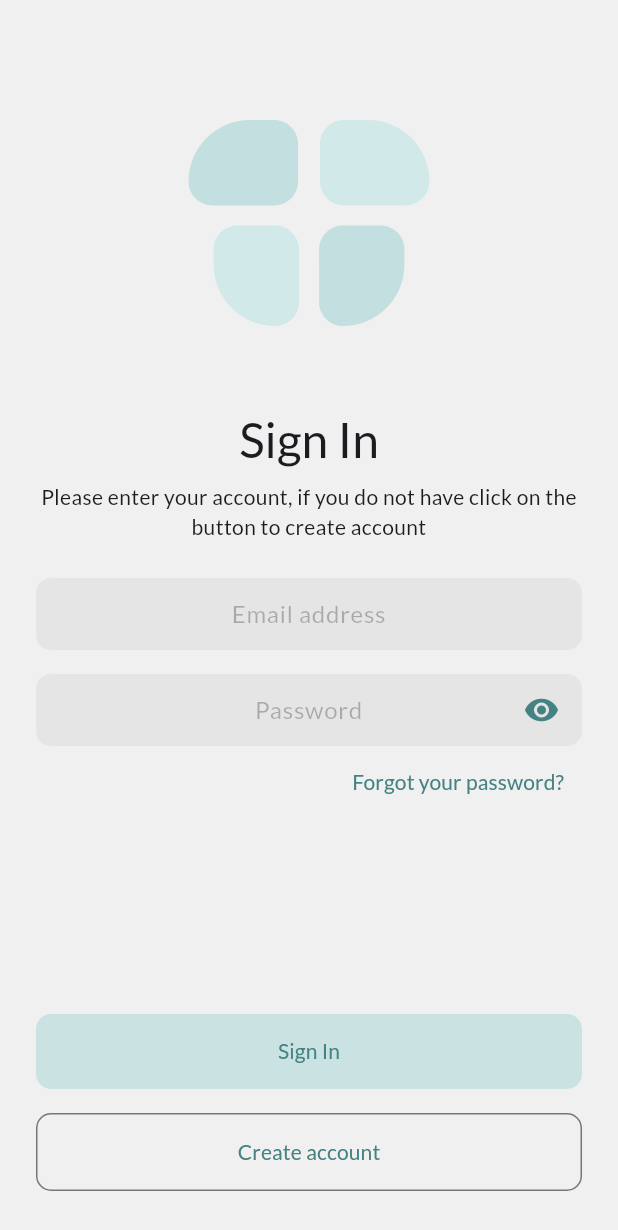
After one commit to carlitosxx/new_vgp, a Flutter app: the screen it shows after launch, after a tap on "Siguiente", on a phone screen of 412 x 824 dp. The commit adds this screen. Shown: the top 1230 px of the screen. Run offline on Flutter 3.47's test engine with Material 2 defaults, Android fonts, the phone set to English and light mode, and no system bars; our stand-ins replace flutter_riverpod, flutter_svg, go_router, google_fonts, i18n_extension.

Commit message:
feat:sign in

```diff
--- /dev/null
+++ b/lib/src/presentation/pages/auth/auth.i18n.dart
@@ -0,0 +1,66 @@
+import 'package:i18n_extension/i18n_extension.dart';
+
+const kButtonSignIn = 'kButtonSignIn';
+const kSignIn = 'kSignIn';
+const kSignInMessage = 'kSignInMessage';
+const kHintEmail = 'kHintEmail';
+const kHintPassword = 'kHintPassword';
+const kForgotPassword = 'kForgotPassword';
+const kDontHaveAccount = 'kDontHaveAccount';
+const kCreateAccount = 'kCreateAccount';
+
+/// This extension method contains all
+/// the strings for the view
+extension SplashStrings on String {
+  static const _t = Translations.from("en_us", {
+    kButtonSignIn: {
+      "en_us": "Sign In",
+      "es_es": "Iniciar Sesion",
+    },
+    kSignIn: {
+      "en_us": "Sign In",
+      "es_es": "Iniciar Sesion",
+    },
+    kSignInMessage: {
+      "en_us":
+          "Please enter your account, if you do not have click on the button to create account",
+      "es_es":
+          "Por favor ingrese su cuenta, si no tiene haga click en el boton crear una cuenta",
+    },
+    kHintEmail: {
+      "en_us": "Email address",
+      "es_es": "Correo electronico",
+    },
+    kHintPassword: {
+      "en_us": "Password",
+      "es_es": "Contraseña",
+    },
+    kForgotPassword: {
+      "en_us": "Forgot your password?",
+      "es_es": "Olvido su contraseña?",
+    },
+    kDontHaveAccount: {
+      "en_us": "Don't have an account?",
+      "es_es": "No tienes una cuenta?",
+    },
+    kCreateAccount: {
+      "en_us": "Create account",
+      "es_es": "Crear una cuenta",
+    },
+  });
+
+  /// Getter to translate the string
+  String get i18n => localize(this, _t);
+
+  /// Method for interpolating strings
+  String fill(List<Object> params) => localizeFill(this, params);
+
+  /// Method for pluralizing strings
+  String plural(int value) => localizePlural(value, this, _t);
+
+  /// Method for creating custom modifiers according to any conditions
+  String version(Object modifier) => localizeVersion(modifier, this, _t);
+
+  /// Method for retrieving all the custom modifiers
+  Map<String?, String> allVersions() => localizeAllVersions(this, _t);
+}
--- /dev/null
+++ b/lib/src/presentation/pages/auth/auth.page.dart
@@ -0,0 +1,12 @@
+import 'package:flutter/material.dart';
+import 'package:new_vgp/src/presentation/pages/auth/views/signin_phone.view.dart';
+
+class AuthPage extends StatelessWidget {
+  const AuthPage({super.key});
+
+  @override
+  Widget build(BuildContext context) {
+    /// Agregar logica para cada plataforma
+    return const SignInPhoneView();
+  }
+}
--- /dev/null
+++ b/lib/src/presentation/pages/auth/views/register_phone.view.dart
@@ -0,0 +1,12 @@
+import 'package:flutter/material.dart';
+
+class RegisterPhoneView extends StatelessWidget {
+  const RegisterPhoneView({super.key});
+
+  @override
+  Widget build(BuildContext context) {
+    return Scaffold(
+      appBar: AppBar(),
+    );
+  }
+}
--- /dev/null
+++ b/lib/src/presentation/pages/auth/views/signin_phone.view.dart
@@ -0,0 +1,132 @@
+import 'package:flutter/material.dart';
+import 'package:flutter_riverpod/flutter_riverpod.dart';
+import 'package:flutter_svg/flutter_svg.dart';
+import 'package:new_vgp/src/presentation/pages/auth/auth.i18n.dart';
+import 'package:new_vgp/src/presentation/routes/routes.dart';
+import 'package:new_vgp/src/presentation/widgets/button.widget.dart';
+import 'package:new_vgp/src/presentation/widgets/textfield.widget.dart';
+
+class SignInPhoneView extends ConsumerStatefulWidget {
+  const SignInPhoneView({super.key});
+
+  @override
+  SignInPhoneViewState createState() => SignInPhoneViewState();
+}
+
+class SignInPhoneViewState extends ConsumerState<SignInPhoneView> {
+  //Controllers
+  final email = TextEditingController();
+  final password = TextEditingController();
+  bool termAndConditionsCheckbox = false;
+  final heightSpacerBar = const Size.fromHeight(kToolbarHeight).height;
+  @override
+  Widget build(BuildContext context) {
+    const assetBrand = 'assets/svg/logo/logo.svg';
+    final widthBrand = MediaQuery.of(context).size.width / 3;
+    return GestureDetector(
+      behavior: HitTestBehavior.translucent,
+      onTap: () {
+        primaryFocus?.unfocus();
+      },
+      child: Scaffold(
+        body: CustomScrollView(
+          physics: const ClampingScrollPhysics(),
+          slivers: [
+            SliverToBoxAdapter(
+              child: Padding(
+                padding: const EdgeInsets.all(24),
+                child: Column(
+                  children: [
+                    Container(
+                      padding: EdgeInsets.only(
+                        top: heightSpacerBar,
+                        bottom: heightSpacerBar,
+                      ),
+                      child: SvgPicture.asset(
+                        assetBrand,
+                        height: widthBrand,
+                      ),
+                    ),
+                    //Title
+                    Text(
+                      kSignIn.i18n,
+                      style: Theme.of(context)
+                          .textTheme
+                          .headlineLarge!
+                          .copyWith(
+                              fontWeight: FontWeight.w500,
+                              color:
+                                  Theme.of(context).colorScheme.onBackground),
+                    ),
+                    const SizedBox(height: 8),
+                    //Message
+                    Text(
+                      kSignInMessage.i18n,
+                      textAlign: TextAlign.center,
+                      style: Theme.of(context).textTheme.bodyMedium!.copyWith(
+                          color: Theme.of(context).colorScheme.onBackground),
+                    ),
+
+                    const SizedBox(
+                      height: 24,
+                    ),
+                    //Textfield email
+                    TextfieldWidget(
+                        controller: email,
+                        inputType: TextInputType.emailAddress,
+                        isPassword: false,
+                        hint: kHintEmail.i18n),
+                    const SizedBox(
+                      height: 16,
+                    ),
+                    //Textfield password
+                    TextfieldWidget(
+                        controller: password,
+                        inputType: TextInputType.emailAddress,
+                        isPassword: true,
+                        hint: kHintPassword.i18n),
+                    Align(
+                      alignment: Alignment.centerRight,
+                      child: TextButton(
+                        onPressed: () {},
+                        child: Text(kForgotPassword.i18n),
+                      ),
+                    ),
+                  ],
+                ),
+              ),
+            ),
+          ],
+        ),
+        bottomNavigationBar: Container(
+          padding: const EdgeInsets.fromLTRB(24, 0, 24, 24),
+          height: 148,
+          child: Column(
+            children: [
+              SizedBox(
+                width: double.infinity,
+                child: ButtonWidget(
+                  text: kButtonSignIn.i18n,
+                  isPrimary: true,
+                  onButtonClick: () {},
+                ),
+              ),
+              const SizedBox(
+                height: 16,
+              ),
+              SizedBox(
+                  width: double.infinity,
+                  child: ButtonWidget(
+                    text: kCreateAccount.i18n,
+                    isPrimary: false,
+                    onButtonClick: () {
+                      ref.read(appRouterProvider).pushNamed('register');
+                    },
+                  )),
+            ],
+          ),
+        ),
+      ),
+    );
+  }
+}
--- a/lib/src/presentation/pages/splash/views/splash_phone.view.dart
+++ b/lib/src/presentation/pages/splash/views/splash_phone.view.dart
@@ -1,13 +1,15 @@
 import 'package:flutter/material.dart';
+import 'package:flutter_riverpod/flutter_riverpod.dart';
 import 'package:google_fonts/google_fonts.dart';
 import 'package:new_vgp/src/presentation/pages/splash/splash.i18n.dart';
 import 'package:flutter_svg/flutter_svg.dart';
+import 'package:new_vgp/src/presentation/routes/routes.dart';
 
-class SplashPhoneView extends StatelessWidget {
+class SplashPhoneView extends ConsumerWidget {
   const SplashPhoneView({super.key});
 
   @override
-  Widget build(BuildContext context) {
+  Widget build(BuildContext context, WidgetRef ref) {
     const String assetBrand = 'assets/svg/logo/logo.svg';
     return Scaffold(
       backgroundColor: const Color(0xFF4E9090),
@@ -32,6 +34,12 @@ class SplashPhoneView extends StatelessWidget {
                 ),
               ),
             ),
+            TextButton(
+                onPressed: () {
+                  ref.read(appRouterProvider).goNamed('auth');
+                  // ref.read(appRouterProvider).pushNamed('auth');
+                },
+                child: Text('Siguiente'))
           ],
         ),
       ),
--- a/lib/src/presentation/routes/routes.dart
+++ b/lib/src/presentation/routes/routes.dart
@@ -1,6 +1,8 @@
 import 'package:flutter_riverpod/flutter_riverpod.dart';
 import 'package:go_router/go_router.dart';
 import 'package:i18n_extension/i18n_widget.dart';
+import 'package:new_vgp/src/presentation/pages/auth/auth.page.dart';
+import 'package:new_vgp/src/presentation/pages/auth/views/register_phone.view.dart';
 import 'package:new_vgp/src/presentation/pages/splash/splash.page.dart';
 
 final appRouterProvider = Provider<GoRouter>((ref) {
@@ -9,5 +11,15 @@ final appRouterProvider = Provider<GoRouter>((ref) {
       path: '/',
       builder: (context, state) => I18n(child: const SplashPage()),
     ),
+    GoRoute(
+      name: 'auth',
+      path: '/auth',
+      builder: (context, state) => I18n(child: const AuthPage()),
+    ),
+    GoRoute(
+      name: 'register',
+      path: '/register',
+      builder: (context, state) => I18n(child: const RegisterPhoneView()),
+    )
   ]);
 });
--- a/lib/src/presentation/theme/color_schemes.dart
+++ b/lib/src/presentation/theme/color_schemes.dart
@@ -2,9 +2,11 @@ import 'package:flutter/material.dart';
 
 const lightColorScheme = ColorScheme(
   brightness: Brightness.light,
-  primary: Color(0xFF6750A4),
+  // primary: Color(0xFF6750A4),
+  primary: Color(0xFF458282),
   onPrimary: Color(0xFFF1F0F1),
-  primaryContainer: Color(0xFFEADDFF),
+  // primaryContainer: Color(0xFFEADDFF),
+  primaryContainer: Color(0xFFCAE2E2),
   onPrimaryContainer: Color(0xFF21005D),
   secondary: Color(0xFF625B71),
   onSecondary: Color(0xFFFFFFFF),
@@ -36,9 +38,12 @@ const lightColorScheme = ColorScheme(
 
 const darkColorScheme = ColorScheme(
   brightness: Brightness.dark,
-  primary: Color(0xFFD0BCFF),
+  primary: Color(0xFFE6F1F1),
+  // primary: Color(0xFFFFFFFF),
   onPrimary: Color(0xFF381E72),
-  primaryContainer: Color(0xFF4F378B),
+  primaryContainer: Color(0xFF4D9090),
+  // primaryContainer: Color(0xFF4F378B),
+  // onPrimaryContainer: Color(0xFFFFFFFF),
   onPrimaryContainer: Color(0xFFEADDFF),
   secondary: Color(0xFFCCC2DC),
   onSecondary: Color(0xFF332D41),
--- /dev/null
+++ b/lib/src/presentation/widgets/button.widget.dart
@@ -0,0 +1,41 @@
+import 'package:flutter/material.dart';
+
+class ButtonWidget extends StatelessWidget {
+  const ButtonWidget({
+    required this.text,
+    required this.isPrimary,
+    this.onButtonClick,
+    super.key,
+  });
+  final String text;
+  final bool isPrimary;
+  final void Function()? onButtonClick;
+  @override
+  Widget build(BuildContext context) {
+    return isPrimary
+        ? ElevatedButton(
+            onPressed: onButtonClick,
+            style: TextButton.styleFrom(
+              padding: const EdgeInsets.symmetric(vertical: 15),
+              elevation: 0,
+              backgroundColor: Theme.of(context).colorScheme.primaryContainer,
+              shape: RoundedRectangleBorder(
+                borderRadius: BorderRadius.circular(10),
+              ),
+            ),
+            child: Text(
+              text,
+            ),
+          )
+        : OutlinedButton(
+            onPressed: onButtonClick,
+            style: ElevatedButton.styleFrom(
+              padding: const EdgeInsets.symmetric(vertical: 16),
+              shape: RoundedRectangleBorder(
+                borderRadius: BorderRadius.circular(10),
+              ),
+            ),
+            child: Text(text),
+          );
+  }
+}
--- /dev/null
+++ b/lib/src/presentation/widgets/textfield.widget.dart
@@ -0,0 +1,78 @@
+import 'package:flutter/material.dart';
+
+class TextfieldWidget extends StatefulWidget {
+  const TextfieldWidget({
+    required this.controller,
+    required this.inputType,
+    required this.hint,
+    required this.isPassword,
+    super.key,
+  });
+
+  final TextEditingController controller;
+  final String hint;
+  final TextInputType inputType;
+  final bool isPassword;
+
+  @override
+  State<TextfieldWidget> createState() => _TextfieldWidgetState();
+}
+
+class _TextfieldWidgetState extends State<TextfieldWidget> {
+  bool isOpen = true;
+
+  @override
+  Widget build(BuildContext context) {
+    return Container(
+      decoration: BoxDecoration(
+        borderRadius: BorderRadius.circular(10),
+        color: Theme.of(context).colorScheme.onBackground.withOpacity(.05),
+      ),
+      child: Stack(
+        children: [
+          Visibility(
+            visible: widget.isPassword,
+            child: Positioned(
+              right: 15,
+              top: 12,
+              child: GestureDetector(
+                onTap: () {
+                  setState(() {
+                    isOpen = !isOpen;
+                  });
+                },
+                child: Icon(
+                  isOpen ? Icons.visibility : Icons.visibility_off,
+                  color: Theme.of(context).colorScheme.primary,
+                ),
+              ),
+            ),
+          ),
+          Container(
+            padding: const EdgeInsets.symmetric(horizontal: 50),
+            child: TextField(
+              style:
+                  TextStyle(color: Theme.of(context).colorScheme.onBackground),
+              controller: widget.controller,
+              obscureText: !isOpen,
+              maxLength: 50,
+              keyboardType: widget.inputType,
+              textAlign: TextAlign.center,
+              decoration: InputDecoration(
+                counterText: '',
+                border: InputBorder.none,
+                hintText: widget.hint,
+                hintStyle: TextStyle(
+                  color: Theme.of(context)
+                      .colorScheme
+                      .onBackground
+                      .withOpacity(0.3),
+                ),
+              ),
+            ),
+          ),
+        ],
+      ),
+    );
+  }
+}
```
Also changed, not shown: 1 other file.
